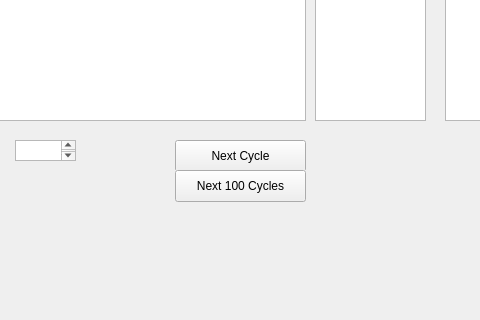
Above: ui/mainwindow.ui from Soooooda/WonderfulISA before the change; both pictures show x 535 to 1015 and y 480 to 800 of the 1440 by 800 pixel window. Below: the same form after it.
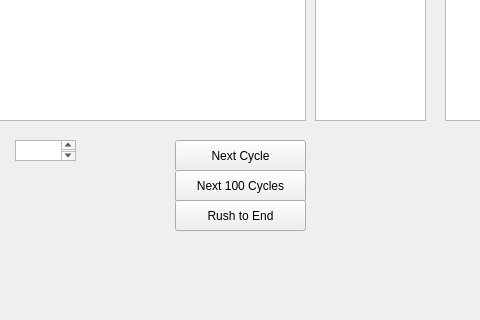
That is the form after the change.

Commit message: add rush to the end

The edit to the form file:
```diff
--- a/ui/mainwindow.ui
+++ b/ui/mainwindow.ui
@@ -325,6 +325,19 @@
      <string>Vector Registers</string>
     </property>
    </widget>
+   <widget class="QPushButton" name="RunToFinalButton">
+    <property name="geometry">
+     <rect>
+      <x>710</x>
+      <y>680</y>
+      <width>131</width>
+      <height>31</height>
+     </rect>
+    </property>
+    <property name="text">
+     <string>Rush to End</string>
+    </property>
+   </widget>
   </widget>
   <widget class="QMenuBar" name="menubar">
    <property name="geometry">
```
The commit also changes 2 other files.
